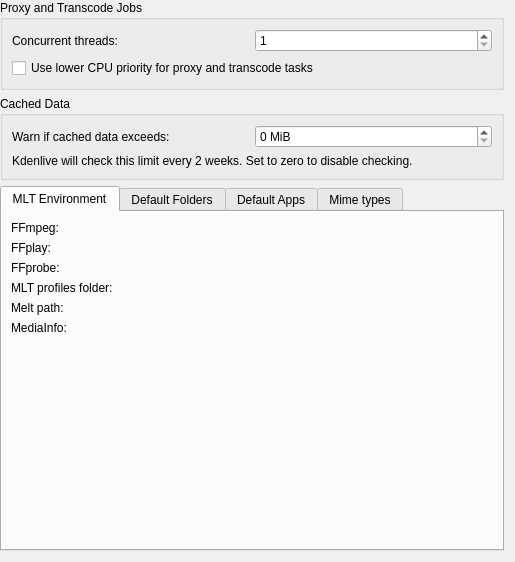
Before: the Qt Designer form src/ui/configenv_ui.ui in KDE/kdenlive, drawn with Qt 5.
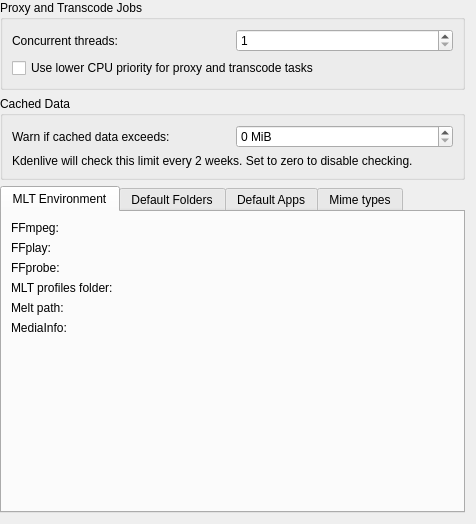
After: the same form once the commit is applied. The open tabs and pages were chosen to show the change. Custom widgets are drawn as their Qt base class.

```diff
--- a/src/ui/configenv_ui.ui
+++ b/src/ui/configenv_ui.ui
@@ -6,8 +6,8 @@
    <rect>
     <x>0</x>
     <y>0</y>
-    <width>515</width>
-    <height>562</height>
+    <width>476</width>
+    <height>524</height>
    </rect>
   </property>
   <property name="sizePolicy">
```
Left out of the diff: 29 changed lines with no effect on the pictures.
